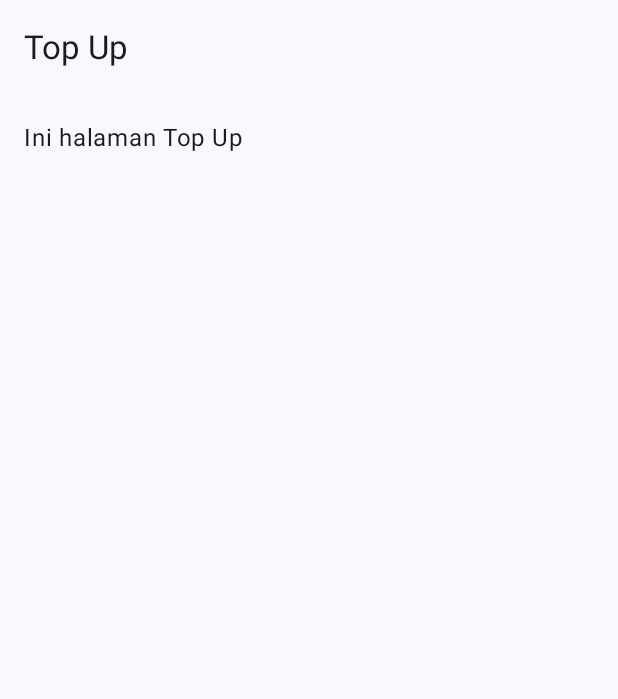
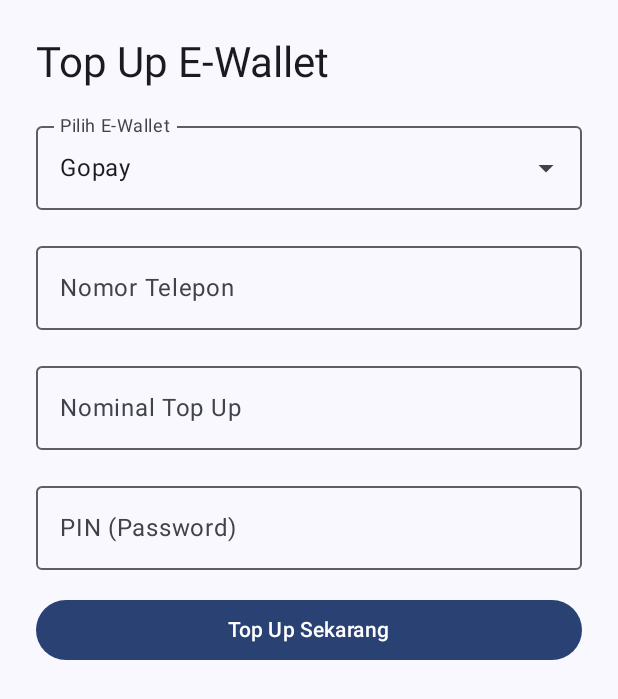
Before and after one commit to Arfi23/FP-PPB-G-MBanking, an Android app built with Jetpack Compose: the TopUpScreen screen opened through its navigation route, on a phone screen of 412 x 824 dp. Shown: the top 699 px of the screen. Run offline under Robolectric (Android 15) with nearby library versions, the phone set to English and light mode, and no system bars.

Commit message:
Created the top up e-wallet functionality and tested it

```diff
--- a/app/src/main/java/com/example/mobilebanking/ui/screen/auth/AuthViewModel.kt
+++ b/app/src/main/java/com/example/mobilebanking/ui/screen/auth/AuthViewModel.kt
@@ -3,10 +3,13 @@
 import android.app.Application
 import androidx.lifecycle.AndroidViewModel
 import androidx.lifecycle.viewModelScope
-import com.example.mobilebanking.data.datastore.UserPreferences
-import com.example.mobilebanking.data.model.User
 import kotlinx.coroutines.flow.*
 import kotlinx.coroutines.launch
+import com.example.mobilebanking.data.datastore.UserPreferences
+import com.example.mobilebanking.data.model.Transaction
+import com.example.mobilebanking.data.model.User
+import kotlinx.coroutines.ExperimentalCoroutinesApi
+
 
 class AuthViewModel(application: Application) : AndroidViewModel(application) {
 
@@ -14,6 +17,7 @@
     val userListFlow: Flow<List<User>> = userPrefs.getUserList()
     val currentUserFlow: Flow<String?> = userPrefs.getCurrentUser()
 
+    @OptIn(ExperimentalCoroutinesApi::class)
     val currentUserData: Flow<User?> = currentUserFlow.flatMapLatest { username ->
         flow {
             emit(userPrefs.getUserList().first().find { it.username == username })
@@ -62,4 +66,30 @@
         }
     }
 
+    // Fungsi-fungsi di bawah ini untuk keperluan transaksi seperti transfer, QRIS, dan top up
+
+    @OptIn(ExperimentalCoroutinesApi::class)
+    val transactionFlow: StateFlow<List<Transaction>> = currentUserFlow
+        .flatMapLatest { username ->
+            if (username != null) userPrefs.getTransactions(username)
+            else flowOf(emptyList())
+        }
+        .stateIn(viewModelScope, SharingStarted.Eagerly, emptyList())
+
+    fun addTransaction(transaction: Transaction) {
+        viewModelScope.launch {
+            currentUserFlow.firstOrNull()?.let { username ->
+                userPrefs.addTransaction(username, transaction)
+            }
+        }
+    }
+
+    // Fungsi untuk memperbarui saldo user
+    fun updateBalance(newBalance: Int) {
+        viewModelScope.launch {
+            currentUserFlow.firstOrNull()?.let { username ->
+                userPrefs.updateUserBalance(username, newBalance)
+            }
+        }
+    }
 }
--- a/app/src/main/java/com/example/mobilebanking/ui/screen/topup/TopUpScreen.kt
+++ b/app/src/main/java/com/example/mobilebanking/ui/screen/topup/TopUpScreen.kt
@@ -5,23 +5,143 @@
 import androidx.compose.runtime.Composable
 import androidx.compose.ui.Modifier
 import androidx.compose.ui.unit.dp
+import androidx.lifecycle.viewmodel.compose.viewModel
 import androidx.navigation.NavController
+import com.example.mobilebanking.ui.screen.auth.AuthViewModel
+import android.widget.Toast
+import androidx.compose.foundation.layout.*
+import androidx.compose.foundation.text.KeyboardOptions
+import androidx.compose.material3.*
+import androidx.compose.runtime.*
+import androidx.compose.ui.platform.LocalContext
+import androidx.compose.ui.text.input.*
+import androidx.compose.ui.unit.dp
+import androidx.lifecycle.viewmodel.compose.viewModel
+import com.example.mobilebanking.data.model.Transaction
+import com.example.mobilebanking.utils.getCurrentDateTime
 
 @OptIn(ExperimentalMaterial3Api::class)
 @Composable
-fun TopUpScreen(navController: NavController) {
-    Scaffold(
-        topBar = {
-            TopAppBar(title = { Text("Top Up") })
+fun TopUpScreen(navController: NavController, viewModel: AuthViewModel = viewModel()) {
+
+    val context = LocalContext.current
+
+    val currentUser by viewModel.currentUserFlow.collectAsState(initial = null)
+    val userList by viewModel.userListFlow.collectAsState(initial = emptyList())
+    val currentUserObj = userList.find { it.username == currentUser }
+    val balance = currentUserObj?.balance ?: 0
+
+    var selectedEWallet by remember { mutableStateOf("Gopay") }
+    val eWalletOptions = listOf("Gopay", "ShopeePay", "OVO")
+    var expanded by remember { mutableStateOf(false) }
+
+    var phoneNumber by remember { mutableStateOf("") }
+    var amountInput by remember { mutableStateOf("") }
+    var pinInput by remember { mutableStateOf("") }
+
+    Column(
+        modifier = Modifier
+            .fillMaxSize()
+            .padding(24.dp),
+        verticalArrangement = Arrangement.spacedBy(16.dp)
+    ) {
+        Text("Top Up E-Wallet", style = MaterialTheme.typography.headlineMedium)
+
+        // Dropdown E-Wallet
+        ExposedDropdownMenuBox(expanded = expanded, onExpandedChange = { expanded = !expanded }) {
+            OutlinedTextField(
+                value = selectedEWallet,
+                onValueChange = {},
+                readOnly = true,
+                label = { Text("Pilih E-Wallet") },
+                trailingIcon = { ExposedDropdownMenuDefaults.TrailingIcon(expanded = expanded) },
+                modifier = Modifier.menuAnchor().fillMaxWidth()
+            )
+            ExposedDropdownMenu(
+                expanded = expanded,
+                onDismissRequest = { expanded = false }
+            ) {
+                eWalletOptions.forEach { label ->
+                    DropdownMenuItem(
+                        text = { Text(label) },
+                        onClick = {
+                            selectedEWallet = label
+                            expanded = false
+                        }
+                    )
+                }
+            }
         }
-    ) { padding ->
-        Column(
-            modifier = Modifier
-                .fillMaxSize()
-                .padding(padding)
-                .padding(16.dp)
+
+        // Input nomor telepon
+        OutlinedTextField(
+            value = phoneNumber,
+            onValueChange = { phoneNumber = it },
+            label = { Text("Nomor Telepon") },
+            keyboardOptions = KeyboardOptions.Default.copy(keyboardType = KeyboardType.Phone),
+            modifier = Modifier.fillMaxWidth()
+        )
+
+        // Input nominal
+        OutlinedTextField(
+            value = amountInput,
+            onValueChange = { amountInput = it },
+            label = { Text("Nominal Top Up") },
+            keyboardOptions = KeyboardOptions.Default.copy(keyboardType = KeyboardType.Number),
+            modifier = Modifier.fillMaxWidth()
+        )
+
+        // Input PIN
+        OutlinedTextField(
+            value = pinInput,
+            onValueChange = { pinInput = it },
+            label = { Text("PIN (Password)") },
+            visualTransformation = PasswordVisualTransformation(),
+            keyboardOptions = KeyboardOptions.Default.copy(keyboardType = KeyboardType.Password),
+            modifier = Modifier.fillMaxWidth()
+        )
+
+        // Tombol Submit
+        Button(
+            onClick = {
+                val amount = amountInput.toIntOrNull() ?: 0
+
+                when {
+                    phoneNumber.isBlank() || amountInput.isBlank() || pinInput.isBlank() -> {
+                        Toast.makeText(context, "Semua field wajib diisi", Toast.LENGTH_SHORT).show()
+                    }
+                    amount < 5000 -> {
+                        Toast.makeText(context, "Minimal top up adalah Rp 5.000", Toast.LENGTH_SHORT).show()
+                    }
+                    pinInput != currentUserObj?.password -> {
+                        Toast.makeText(context, "PIN salah", Toast.LENGTH_SHORT).show()
+                    }
+                    amount > balance -> {
+                        Toast.makeText(context, "Saldo tidak mencukupi", Toast.LENGTH_SHORT).show()
+                    }
+                    else -> {
+                        // Update saldo
+                        val newBalance = balance - amount
+                        viewModel.updateBalance(newBalance)
+
+                        // Simpan riwayat transaksi
+                        val transaction = Transaction(
+                            type = "Top Up E-Wallet (${selectedEWallet})",
+                            amount = amount,
+                            dateTime = getCurrentDateTime(),
+                            recipient = phoneNumber,
+                            status = "Dana Keluar"
+                        )
+                        viewModel.addTransaction(transaction)
+
+                        Toast.makeText(context, "Top up berhasil", Toast.LENGTH_SHORT).show()
+                        navController.popBackStack() // kembali ke halaman sebelumnya
+                    }
+                }
+            },
+            modifier = Modifier.fillMaxWidth()
         ) {
-            Text("Ini halaman Top Up")
+            Text("Top Up Sekarang")
         }
     }
 }
--- /dev/null
+++ b/app/src/main/java/com/example/mobilebanking/utils/Utils.kt
@@ -0,0 +1,6 @@
+package com.example.mobilebanking.utils
+
+fun getCurrentDateTime(): String {
+    val formatter = java.text.SimpleDateFormat("dd/MM/yyyy HH:mm", java.util.Locale.getDefault())
+    return formatter.format(java.util.Date())
+}
```
Also changed, not shown: app/src/main/java/com/example/mobilebanking/data/datastore/UserPreferences.kt (+29 -2 lines), app/src/main/java/com/example/mobilebanking/data/model/Transaction.kt (added, +9 -0 lines).
